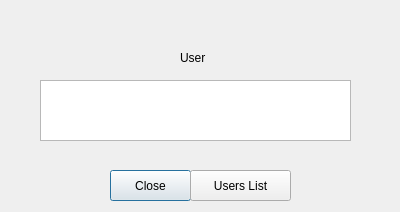
The window that gui/user_view.ui (hanspistorstetson/ProjectRevamp) describes before a commit, drawn with Qt 5.
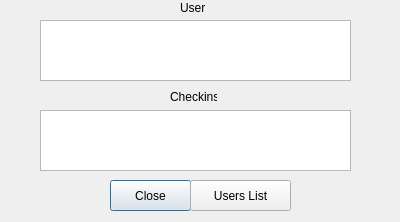
The same window after the commit.

Commit message: adding user checkins to gui

Diff of the .ui file:
```diff
--- a/gui/user_view.ui
+++ b/gui/user_view.ui
@@ -7,7 +7,7 @@
     <x>0</x>
     <y>0</y>
     <width>400</width>
-    <height>212</height>
+    <height>222</height>
    </rect>
   </property>
   <property name="windowTitle">
@@ -17,7 +17,7 @@
    <property name="geometry">
     <rect>
      <x>110</x>
-     <y>170</y>
+     <y>180</y>
      <width>81</width>
      <height>31</height>
     </rect>
@@ -30,7 +30,7 @@
    <property name="geometry">
     <rect>
      <x>180</x>
-     <y>50</y>
+     <y>0</y>
      <width>31</width>
      <height>16</height>
     </rect>
@@ -43,7 +43,7 @@
    <property name="geometry">
     <rect>
      <x>190</x>
-     <y>170</y>
+     <y>180</y>
      <width>101</width>
      <height>31</height>
     </rect>
@@ -56,7 +56,30 @@
    <property name="geometry">
     <rect>
      <x>40</x>
-     <y>80</y>
+     <y>20</y>
+     <width>311</width>
+     <height>61</height>
+    </rect>
+   </property>
+  </widget>
+  <widget class="QLabel" name="label_2">
+   <property name="geometry">
+    <rect>
+     <x>170</x>
+     <y>90</y>
+     <width>47</width>
+     <height>13</height>
+    </rect>
+   </property>
+   <property name="text">
+    <string>Checkins</string>
+   </property>
+  </widget>
+  <widget class="QListWidget" name="listWidget_2">
+   <property name="geometry">
+    <rect>
+     <x>40</x>
+     <y>110</y>
      <width>311</width>
      <height>61</height>
     </rect>
```
The commit also changes 3 other files.
